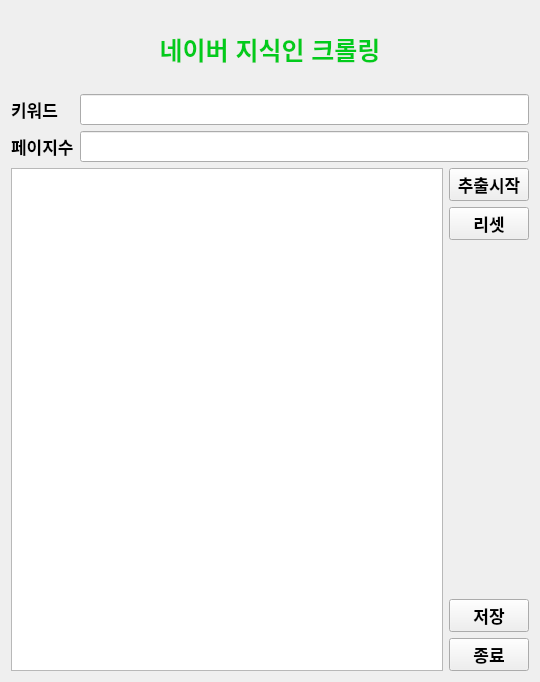
Above: 200 crawling-advanced/014 네이버 지식인 크롤링 ui/ui_naver_kin.ui from creedboygit/python-crawling before the change. Below: the same form after it.
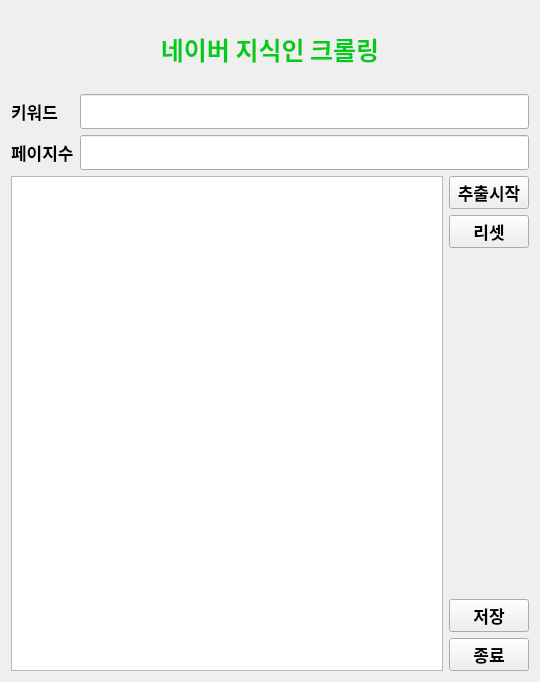
That is the form after the change.

Commit message: 레이아웃 변경

What changed in the file:
```diff
--- a/200 crawling-advanced/014 네이버 지식인 크롤링 ui/ui_naver_kin.ui
+++ b/200 crawling-advanced/014 네이버 지식인 크롤링 ui/ui_naver_kin.ui
@@ -33,7 +33,7 @@
       <widget class="QLabel" name="label_3">
        <property name="font">
         <font>
-         <family>Arial</family>
+         <family>Malgun Gothic</family>
          <pointsize>19</pointsize>
          <bold>true</bold>
         </font>
@@ -77,7 +77,7 @@
         <widget class="QLabel" name="label">
          <property name="font">
           <font>
-           <family>Arial</family>
+           <family>Nanum Gothic</family>
            <pointsize>13</pointsize>
            <bold>true</bold>
           </font>
@@ -121,7 +121,7 @@
          </property>
          <property name="font">
           <font>
-           <family>Arial</family>
+           <family>NanumGothic</family>
            <pointsize>14</pointsize>
            <bold>false</bold>
           </font>
@@ -135,7 +135,7 @@
         <widget class="QLabel" name="label_2">
          <property name="font">
           <font>
-           <family>Arial</family>
+           <family>Malgun Gothic</family>
            <pointsize>13</pointsize>
            <bold>true</bold>
           </font>
@@ -149,7 +149,7 @@
         <widget class="QLineEdit" name="page">
          <property name="font">
           <font>
-           <family>Arial</family>
+           <family>Malgun Gothic</family>
            <pointsize>14</pointsize>
            <bold>false</bold>
           </font>
```
The commit also changes 1 other file.
